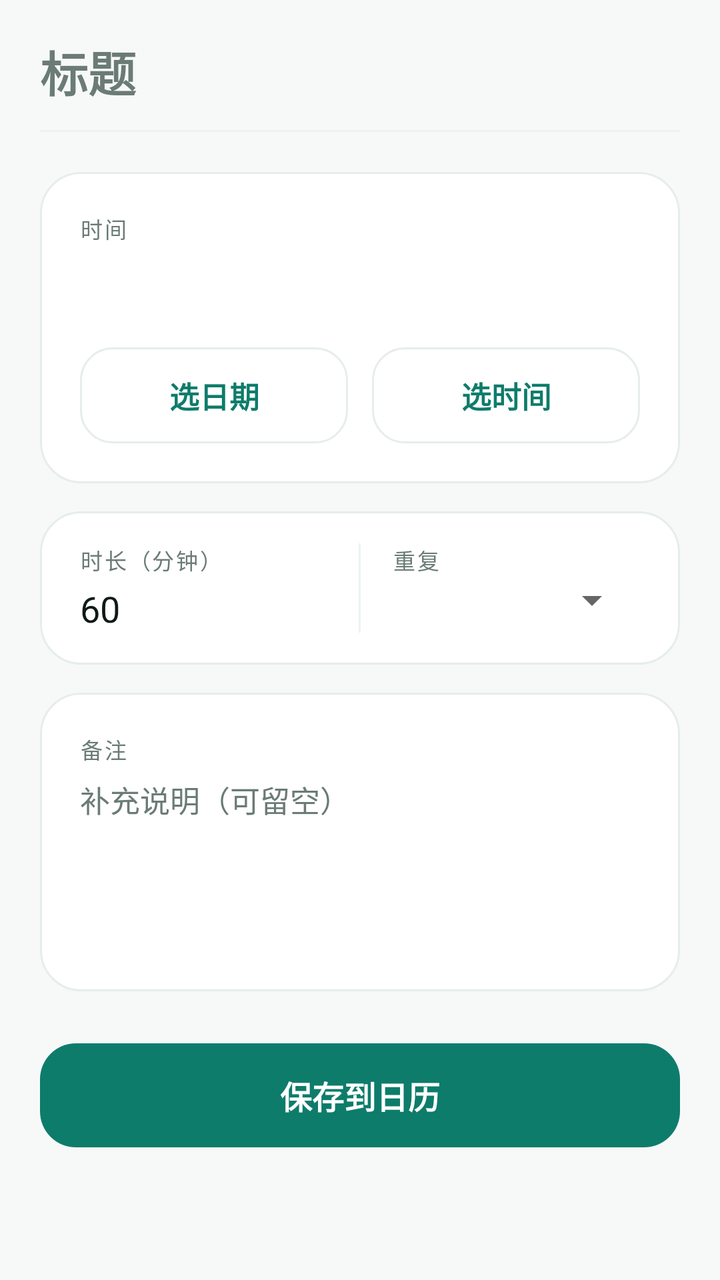
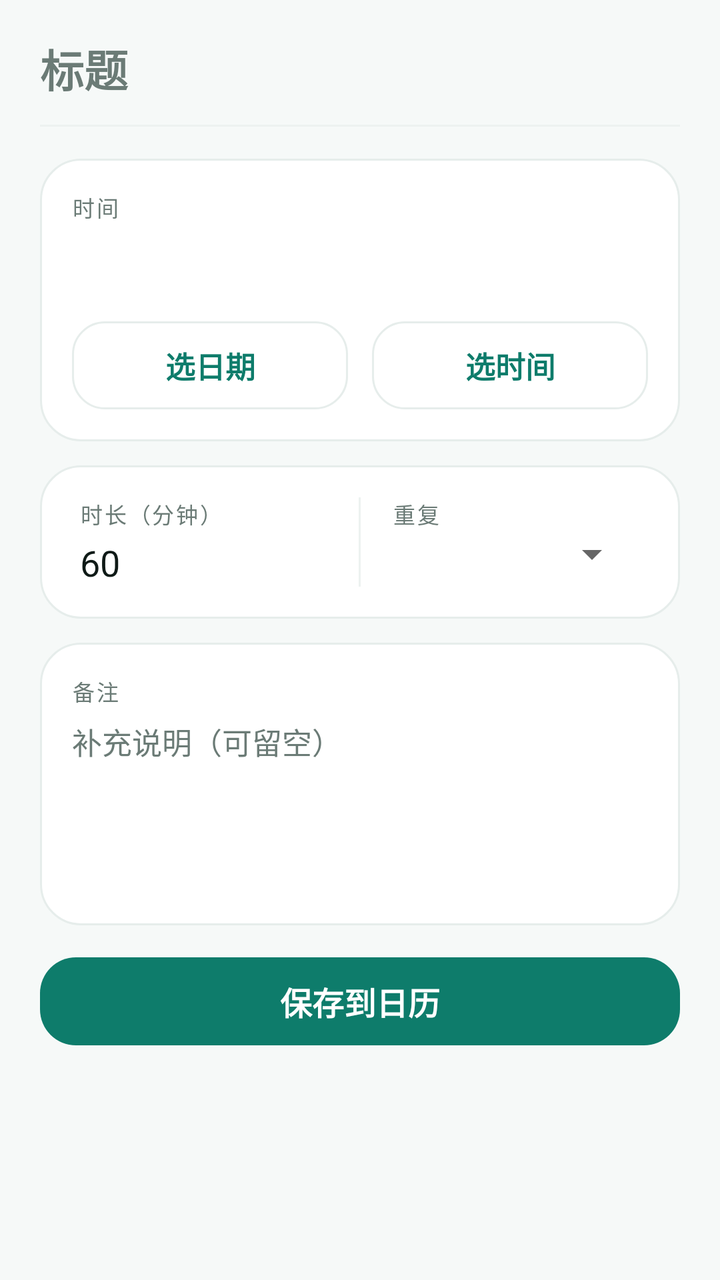

Before-and-after screenshots of an Android layout around one commit, followed by the original layout XML and the change that was made.
<!-- AndroidManifest.xml: application theme Theme.NtfyCalendar -->
<!-- res/layout/activity_edit.xml -->
<?xml version="1.0" encoding="utf-8"?>
<ScrollView xmlns:android="http://schemas.android.com/apk/res/android"
    android:layout_width="match_parent"
    android:layout_height="match_parent"
    android:background="@color/window_bg"
    android:fillViewport="true">

    <LinearLayout
        android:layout_width="match_parent"
        android:layout_height="wrap_content"
        android:orientation="vertical"
        android:paddingLeft="20dp"
        android:paddingRight="20dp"
        android:paddingTop="8dp"
        android:paddingBottom="28dp">

        
        <EditText
            android:id="@+id/etTitle"
            android:layout_width="match_parent"
            android:layout_height="wrap_content"
            android:background="@null"
            android:hint="@string/label_title"
            android:inputType="text"
            android:paddingTop="10dp"
            android:paddingBottom="12dp"
            android:textColor="@color/text_primary"
            android:textColorHint="@color/text_secondary"
            android:textSize="24sp"
            android:textStyle="bold" />

        <View
            android:layout_width="match_parent"
            android:layout_height="1dp"
            android:background="@color/divider" />

        
        <LinearLayout
            android:layout_width="match_parent"
            android:layout_height="wrap_content"
            android:layout_marginTop="20dp"
            android:background="@drawable/bg_card"
            android:orientation="vertical"
            android:padding="20dp">

            <TextView
                style="@style/FieldCaption"
                android:text="@string/label_time" />

            <TextView
                android:id="@+id/tvWhen"
                android:layout_width="match_parent"
                android:layout_height="wrap_content"
                android:layout_marginTop="6dp"
                android:textColor="@color/text_primary"
                android:textSize="22sp"
                android:textStyle="bold" />

            <LinearLayout
                android:layout_width="match_parent"
                android:layout_height="wrap_content"
                android:layout_marginTop="16dp"
                android:orientation="horizontal">

                <Button
                    android:id="@+id/btnDate"
                    style="@style/BtnTonal"
                    android:layout_width="0dp"
                    android:layout_weight="1"
                    android:text="@string/btn_pick_date" />

                <Button
                    android:id="@+id/btnTime"
                    style="@style/BtnTonal"
                    android:layout_width="0dp"
                    android:layout_marginStart="12dp"
                    android:layout_weight="1"
                    android:text="@string/btn_pick_time" />
            </LinearLayout>
        </LinearLayout>

        
        <LinearLayout
            android:layout_width="match_parent"
            android:layout_height="wrap_content"
            android:layout_marginTop="14dp"
            android:background="@drawable/bg_card"
            android:orientation="horizontal"
            android:paddingLeft="20dp"
            android:paddingRight="20dp"
            android:paddingTop="16dp"
            android:paddingBottom="16dp">

            <LinearLayout
                android:layout_width="0dp"
                android:layout_height="wrap_content"
                android:layout_weight="1"
                android:orientation="vertical">

                <TextView
                    style="@style/FieldCaption"
                    android:text="@string/label_duration" />

                <EditText
                    android:id="@+id/etDuration"
                    android:layout_width="match_parent"
                    android:layout_height="wrap_content"
                    android:background="@null"
                    android:inputType="number"
                    android:paddingTop="4dp"
                    android:paddingBottom="0dp"
                    android:text="60"
                    android:textColor="@color/text_primary"
                    android:textSize="18sp" />
            </LinearLayout>

            <View
                android:layout_width="1dp"
                android:layout_height="match_parent"
                android:layout_marginLeft="16dp"
                android:layout_marginRight="16dp"
                android:background="@color/divider" />

            <LinearLayout
                android:layout_width="0dp"
                android:layout_height="wrap_content"
                android:layout_weight="1"
                android:orientation="vertical">

                <TextView
                    style="@style/FieldCaption"
                    android:text="@string/label_repeat" />

                <Spinner
                    android:id="@+id/spRepeat"
                    android:layout_width="match_parent"
                    android:layout_height="wrap_content"
                    android:paddingTop="4dp"
                    android:paddingBottom="0dp" />
            </LinearLayout>
        </LinearLayout>

        
        <LinearLayout
            android:layout_width="match_parent"
            android:layout_height="wrap_content"
            android:layout_marginTop="14dp"
            android:background="@drawable/bg_card"
            android:orientation="vertical"
            android:padding="20dp">

            <TextView
                style="@style/FieldCaption"
                android:text="@string/label_note" />

            <EditText
                android:id="@+id/etNote"
                android:layout_width="match_parent"
                android:layout_height="wrap_content"
                android:layout_marginTop="6dp"
                android:background="@null"
                android:gravity="top"
                android:hint="@string/hint_note"
                android:inputType="textMultiLine"
                android:lineSpacingExtra="4dp"
                android:minLines="4"
                android:textColor="@color/text_primary"
                android:textColorHint="@color/text_secondary"
                android:textSize="15sp" />
        </LinearLayout>

        <Button
            android:id="@+id/btnSave"
            style="@style/BtnPrimary"
            android:layout_marginTop="26dp"
            android:text="@string/btn_save" />

        <Button
            android:id="@+id/btnDelete"
            style="@style/BtnDanger"
            android:layout_marginTop="10dp"
            android:text="@string/btn_delete"
            android:visibility="gone" />
    </LinearLayout>
</ScrollView>
<!-- resources referenced by this layout -->
<resources>
  <!-- drawable bg_card (drawable) -->
  <?xml version="1.0" encoding="utf-8"?>
  <shape xmlns:android="http://schemas.android.com/apk/res/android"
      android:shape="rectangle">
      <solid android:color="@color/card_bg" />
      <corners android:radius="20dp" />
      <stroke
          android:width="1dp"
          android:color="@color/card_stroke" />
  </shape>
  <style name="BtnDanger">
          <item name="android:layout_width">match_parent</item>
          <item name="android:layout_height">48dp</item>
          <item name="android:background">@android:color/transparent</item>
          <item name="android:textColor">@color/danger</item>
          <item name="android:textSize">15sp</item>
          <item name="android:textAllCaps">false</item>
          <item name="android:stateListAnimator">@null</item>
      </style>
  <style name="BtnPrimary">
          <item name="android:layout_width">match_parent</item>
          <item name="android:layout_height">52dp</item>
          <item name="android:background">@drawable/bg_button_primary</item>
          <item name="android:textColor">@color/text_on_primary</item>
          <item name="android:textSize">16sp</item>
          <item name="android:textStyle">bold</item>
          <item name="android:textAllCaps">false</item>
          <item name="android:stateListAnimator">@null</item>
      </style>
  <style name="BtnTonal">
          <item name="android:layout_width">match_parent</item>
          <item name="android:layout_height">48dp</item>
          <item name="android:background">@drawable/bg_button_tonal</item>
          <item name="android:textColor">@color/primary</item>
          <item name="android:textSize">15sp</item>
          <item name="android:textStyle">bold</item>
          <item name="android:textAllCaps">false</item>
          <item name="android:stateListAnimator">@null</item>
      </style>
  <style name="FieldCaption">
          <item name="android:layout_width">match_parent</item>
          <item name="android:layout_height">wrap_content</item>
          <item name="android:textSize">11sp</item>
          <item name="android:letterSpacing">0.08</item>
          <item name="android:textColor">@color/text_secondary</item>
      </style>
  <style name="Theme.NtfyCalendar" parent="Theme.AppCompat.DayNight.DarkActionBar">
          <item name="colorPrimary">@color/primary_dark</item>
          <item name="colorPrimaryDark">@color/primary_dark</item>
          <item name="colorAccent">@color/accent</item>
          <item name="android:windowBackground">@color/window_bg</item>
          <item name="android:statusBarColor">@color/primary_dark</item>
          <item name="android:navigationBarColor">@color/window_bg</item>
      </style>
  <!-- drawable bg_button_primary (drawable) -->
  <?xml version="1.0" encoding="utf-8"?>
  <ripple xmlns:android="http://schemas.android.com/apk/res/android"
      android:color="#33FFFFFF">
      <item>
          <shape android:shape="rectangle">
              <solid android:color="@color/primary" />
              <corners android:radius="18dp" />
          </shape>
      </item>
  </ripple>
  <!-- drawable bg_button_tonal (drawable) -->
  <?xml version="1.0" encoding="utf-8"?>
  <ripple xmlns:android="http://schemas.android.com/apk/res/android"
      android:color="@color/ripple">
      <item>
          <shape android:shape="rectangle">
              <solid android:color="@color/surface" />
              <corners android:radius="16dp" />
              <stroke
                  android:width="1dp"
                  android:color="@color/card_stroke" />
          </shape>
      </item>
  </ripple>
  <!-- unchanged entries left out for length: 23 -->
</resources>

<!-- the commit's change to res/layout/activity_edit.xml (unified diff, before → after) -->
@@ -2,7 +2,7 @@
 <ScrollView xmlns:android="http://schemas.android.com/apk/res/android"
     android:layout_width="match_parent"
     android:layout_height="match_parent"
-    android:background="@color/window_bg"
+    android:background="?attr/bnWindowBg"
     android:fillViewport="true">
 
     <LinearLayout
@@ -24,24 +24,24 @@
             android:inputType="text"
             android:paddingTop="10dp"
             android:paddingBottom="12dp"
-            android:textColor="@color/text_primary"
-            android:textColorHint="@color/text_secondary"
-            android:textSize="24sp"
+            android:textColor="?attr/bnTextPrimary"
+            android:textColorHint="?attr/bnTextSecondary"
+            android:textSize="22sp"
             android:textStyle="bold" />
 
         <View
             android:layout_width="match_parent"
             android:layout_height="1dp"
-            android:background="@color/divider" />
+            android:background="?attr/bnDivider" />
 
         
         <LinearLayout
             android:layout_width="match_parent"
             android:layout_height="wrap_content"
-            android:layout_marginTop="20dp"
+            android:layout_marginTop="16dp"
             android:background="@drawable/bg_card"
             android:orientation="vertical"
-            android:padding="20dp">
+            android:padding="16dp">
 
             <TextView
                 style="@style/FieldCaption"
@@ -52,8 +52,8 @@
                 android:layout_width="match_parent"
                 android:layout_height="wrap_content"
                 android:layout_marginTop="6dp"
-                android:textColor="@color/text_primary"
-                android:textSize="22sp"
+                android:textColor="?attr/bnTextPrimary"
+                android:textSize="20sp"
                 android:textStyle="bold" />
 
             <LinearLayout
@@ -83,7 +83,7 @@
         <LinearLayout
             android:layout_width="match_parent"
             android:layout_height="wrap_content"
-            android:layout_marginTop="14dp"
+            android:layout_marginTop="12dp"
             android:background="@drawable/bg_card"
             android:orientation="horizontal"
             android:paddingLeft="20dp"
@@ -110,7 +110,7 @@
                     android:paddingTop="4dp"
                     android:paddingBottom="0dp"
                     android:text="60"
-                    android:textColor="@color/text_primary"
+                    android:textColor="?attr/bnTextPrimary"
                     android:textSize="18sp" />
             </LinearLayout>
 
@@ -119,7 +119,7 @@
                 android:layout_height="match_parent"
                 android:layout_marginLeft="16dp"
                 android:layout_marginRight="16dp"
-                android:background="@color/divider" />
+                android:background="?attr/bnDivider" />
 
             <LinearLayout
                 android:layout_width="0dp"
@@ -144,10 +144,10 @@
         <LinearLayout
             android:layout_width="match_parent"
             android:layout_height="wrap_content"
-            android:layout_marginTop="14dp"
+            android:layout_marginTop="12dp"
             android:background="@drawable/bg_card"
             android:orientation="vertical"
-            android:padding="20dp">
+            android:padding="16dp">
 
             <TextView
                 style="@style/FieldCaption"
@@ -164,15 +164,15 @@
                 android:inputType="textMultiLine"
                 android:lineSpacingExtra="4dp"
                 android:minLines="4"
-                android:textColor="@color/text_primary"
-                android:textColorHint="@color/text_secondary"
+                android:textColor="?attr/bnTextPrimary"
+                android:textColorHint="?attr/bnTextSecondary"
                 android:textSize="15sp" />
         </LinearLayout>
 
         <Button
             android:id="@+id/btnSave"
             style="@style/BtnPrimary"
-            android:layout_marginTop="26dp"
+            android:layout_marginTop="16dp"
             android:text="@string/btn_save" />
 
         <Button
<!-- resource entries referenced after the edit -->
@@ -4,26 +4,26 @@
   <?xml version="1.0" encoding="utf-8"?>
   <shape xmlns:android="http://schemas.android.com/apk/res/android"
       android:shape="rectangle">
-      <solid android:color="@color/card_bg" />
+      <solid android:color="?attr/bnCard" />
       <corners android:radius="20dp" />
       <stroke
           android:width="1dp"
-          android:color="@color/card_stroke" />
+          android:color="?attr/bnCardStroke" />
   </shape>
   <style name="BtnDanger">
           <item name="android:layout_width">match_parent</item>
-          <item name="android:layout_height">48dp</item>
+          <item name="android:layout_height">44dp</item>
           <item name="android:background">@android:color/transparent</item>
-          <item name="android:textColor">@color/danger</item>
+          <item name="android:textColor">?attr/bnDanger</item>
           <item name="android:textSize">15sp</item>
           <item name="android:textAllCaps">false</item>
           <item name="android:stateListAnimator">@null</item>
       </style>
   <style name="BtnPrimary">
           <item name="android:layout_width">match_parent</item>
-          <item name="android:layout_height">52dp</item>
+          <item name="android:layout_height">44dp</item>
           <item name="android:background">@drawable/bg_button_primary</item>
-          <item name="android:textColor">@color/text_on_primary</item>
+          <item name="android:textColor">?attr/bnOnPrimary</item>
           <item name="android:textSize">16sp</item>
           <item name="android:textStyle">bold</item>
           <item name="android:textAllCaps">false</item>
@@ -31,9 +31,9 @@
       </style>
   <style name="BtnTonal">
           <item name="android:layout_width">match_parent</item>
-          <item name="android:layout_height">48dp</item>
+          <item name="android:layout_height">44dp</item>
           <item name="android:background">@drawable/bg_button_tonal</item>
-          <item name="android:textColor">@color/primary</item>
+          <item name="android:textColor">?attr/bnPrimary</item>
           <item name="android:textSize">15sp</item>
           <item name="android:textStyle">bold</item>
           <item name="android:textAllCaps">false</item>
@@ -44,15 +44,31 @@
           <item name="android:layout_height">wrap_content</item>
           <item name="android:textSize">11sp</item>
           <item name="android:letterSpacing">0.08</item>
-          <item name="android:textColor">@color/text_secondary</item>
+          <item name="android:textColor">?attr/bnTextSecondary</item>
       </style>
   <style name="Theme.NtfyCalendar" parent="Theme.AppCompat.DayNight.DarkActionBar">
-          <item name="colorPrimary">@color/primary_dark</item>
-          <item name="colorPrimaryDark">@color/primary_dark</item>
-          <item name="colorAccent">@color/accent</item>
-          <item name="android:windowBackground">@color/window_bg</item>
-          <item name="android:statusBarColor">@color/primary_dark</item>
-          <item name="android:navigationBarColor">@color/window_bg</item>
+          <item name="colorPrimary">?attr/bnPrimaryDark</item>
+          <item name="colorPrimaryDark">?attr/bnPrimaryDark</item>
+          <item name="colorAccent">?attr/bnAccent</item>
+          <item name="android:windowBackground">?attr/bnWindowBg</item>
+          <item name="android:statusBarColor">?attr/bnPrimaryDark</item>
+          <item name="android:navigationBarColor">?attr/bnWindowBg</item>
+          <item name="bnPrimary">@color/primary</item>
+          <item name="bnPrimaryDark">@color/primary_dark</item>
+          <item name="bnOnPrimary">@color/text_on_primary</item>
+          <item name="bnAccent">@color/accent</item>
+          <item name="bnWindowBg">@color/window_bg</item>
+          <item name="bnSurface">@color/surface</item>
+          <item name="bnCard">@color/card_bg</item>
+          <item name="bnCardStroke">@color/card_stroke</item>
+          <item name="bnDivider">@color/divider</item>
+          <item name="bnTextPrimary">@color/text_primary</item>
+          <item name="bnTextSecondary">@color/text_secondary</item>
+          <item name="bnChipBg">@color/chip_bg</item>
+          <item name="bnIconBg">@color/icon_bg</item>
+          <item name="bnDanger">@color/danger</item>
+          <item name="bnNavBg">@color/nav_bg</item>
+          <item name="bnRipple">@color/ripple</item>
       </style>
   <!-- drawable bg_button_primary (drawable) -->
   <?xml version="1.0" encoding="utf-8"?>
@@ -60,7 +76,7 @@
       android:color="#33FFFFFF">
       <item>
           <shape android:shape="rectangle">
-              <solid android:color="@color/primary" />
+              <solid android:color="?attr/bnPrimary" />
               <corners android:radius="18dp" />
           </shape>
       </item>
@@ -68,17 +84,20 @@
   <!-- drawable bg_button_tonal (drawable) -->
   <?xml version="1.0" encoding="utf-8"?>
   <ripple xmlns:android="http://schemas.android.com/apk/res/android"
-      android:color="@color/ripple">
+      android:color="?attr/bnRipple">
       <item>
           <shape android:shape="rectangle">
-              <solid android:color="@color/surface" />
+              <solid android:color="?attr/bnSurface" />
               <corners android:radius="16dp" />
               <stroke
                   android:width="1dp"
-                  android:color="@color/card_stroke" />
+                  android:color="?attr/bnCardStroke" />
           </shape>
       </item>
   </ripple>
+  <color name="chip_bg">#FFECF6F3</color>
+  <color name="icon_bg">#FFF1F5F4</color>
+  <color name="nav_bg">#FFFFFFFF</color>
   <!-- unchanged entries left out for length: 23 -->
 </resources>
 
